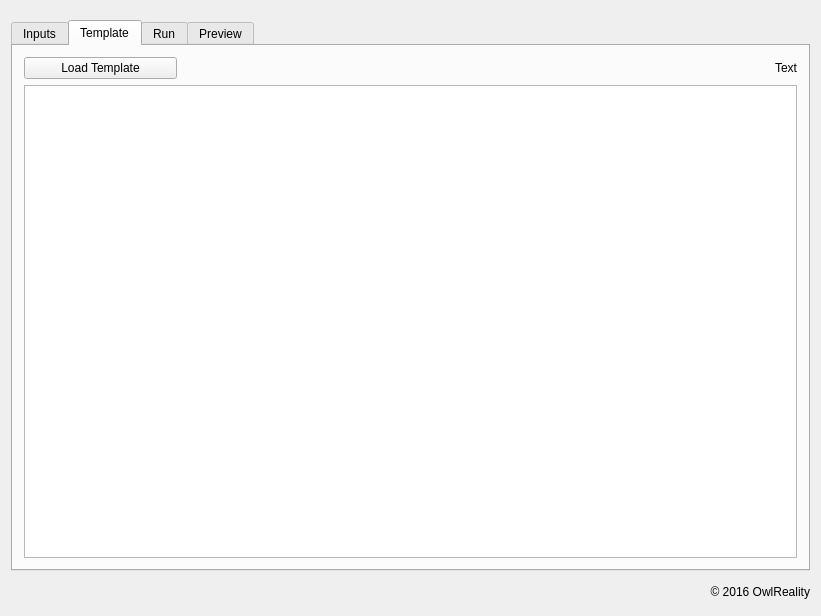
Above: apps/livestitching/mainwindow.ui from blahgeek/OpenCV-octVR before the change. Below: the same form after it.
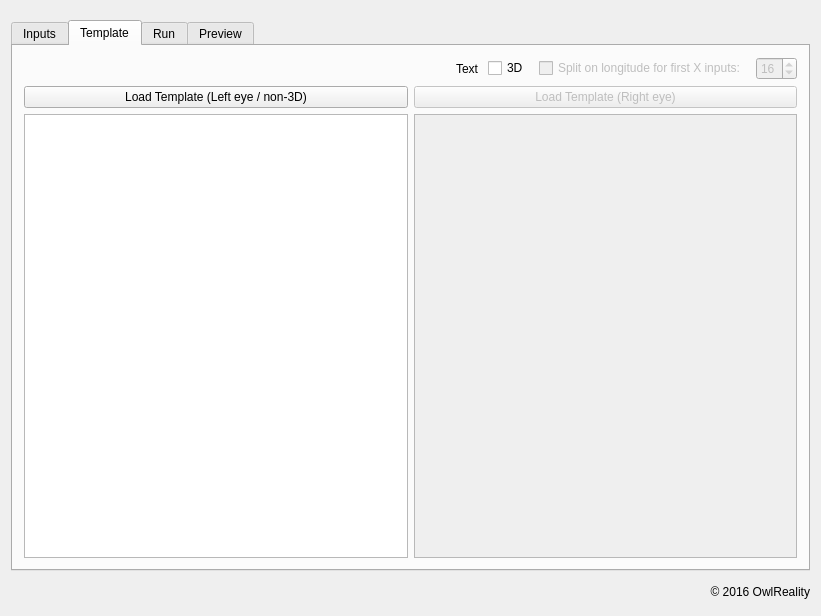
That is the form after the change. The open tabs and pages were chosen to show the change.

Commit message: 3d mode related UI

What changed in the file:
```diff
--- a/apps/livestitching/mainwindow.ui
+++ b/apps/livestitching/mainwindow.ui
@@ -36,7 +36,16 @@
        </sizepolicy>
       </property>
       <property name="currentIndex">
-       <number>0</number>
+       <number>1</number>
+      </property>
+      <property name="usesScrollButtons">
+       <bool>false</bool>
+      </property>
+      <property name="tabsClosable">
+       <bool>false</bool>
+      </property>
+      <property name="tabBarAutoHide">
+       <bool>false</bool>
       </property>
       <widget class="QWidget" name="tab">
        <attribute name="title">
@@ -156,7 +165,20 @@
         <string>Template</string>
        </attribute>
        <layout class="QGridLayout" name="gridLayout_3">
-        <item row="0" column="1">
+        <item row="0" column="0">
+         <layout class="QVBoxLayout" name="verticalLayout_4">
+          <property name="topMargin">
+           <number>0</number>
+          </property>
+          <item>
+           <layout class="QHBoxLayout" name="horizontalLayout_6">
+            <property name="spacing">
+             <number>10</number>
+            </property>
+            <property name="topMargin">
+             <number>0</number>
+            </property>
+            <item>
          <widget class="QLabel" name="template_info">
           <property name="sizePolicy">
            <sizepolicy hsizetype="Preferred" vsizetype="Preferred">
@@ -172,21 +194,102 @@
           </property>
          </widget>
         </item>
-        <item row="1" column="0" colspan="2">
-         <widget class="QTreeView" name="template_tree_view"/>
-        </item>
+            <item>
+             <widget class="QCheckBox" name="template_3d_check">
+              <property name="text">
+               <string>3D</string>
+              </property>
+             </widget>
+            </item>
+            <item>
+             <widget class="QCheckBox" name="template_lon_select_check">
+              <property name="enabled">
+               <bool>false</bool>
+              </property>
+              <property name="text">
+               <string>Split on longitude for first X inputs:</string>
+              </property>
+              <property name="checkable">
+               <bool>true</bool>
+              </property>
+              <property name="checked">
+               <bool>false</bool>
+              </property>
+             </widget>
+            </item>
+            <item>
+             <widget class="QSpinBox" name="template_lon_select_num">
+              <property name="enabled">
+               <bool>false</bool>
+              </property>
+              <property name="minimum">
+               <number>1</number>
+              </property>
+              <property name="value">
+               <number>16</number>
+              </property>
+             </widget>
+            </item>
+           </layout>
+          </item>
+          <item>
+           <layout class="QHBoxLayout" name="horizontalLayout_5">
+            <property name="topMargin">
+             <number>0</number>
+            </property>
+            <item>
+             <layout class="QGridLayout" name="gridLayout_4">
+              <property name="topMargin">
+               <number>0</number>
+              </property>
         <item row="0" column="0">
-         <widget class="QPushButton" name="template_load">
+               <widget class="QPushButton" name="template_load_left">
           <property name="sizePolicy">
            <sizepolicy hsizetype="Minimum" vsizetype="Fixed">
-            <horstretch>1</horstretch>
+                  <horstretch>0</horstretch>
             <verstretch>0</verstretch>
            </sizepolicy>
           </property>
           <property name="text">
-           <string>Load Template</string>
-          </property>
-         </widget>
+                 <string>Load Template (Left eye / non-3D)</string>
+                </property>
+               </widget>
+              </item>
+              <item row="1" column="0">
+               <widget class="QTreeView" name="template_tree_view_left"/>
+              </item>
+             </layout>
+            </item>
+            <item>
+             <layout class="QGridLayout" name="gridLayout_5">
+              <property name="topMargin">
+               <number>0</number>
+              </property>
+              <property name="rightMargin">
+               <number>0</number>
+              </property>
+              <item row="0" column="0">
+               <widget class="QPushButton" name="template_load_right">
+                <property name="enabled">
+                 <bool>false</bool>
+                </property>
+                <property name="text">
+                 <string>Load Template (Right eye)</string>
+                </property>
+               </widget>
+              </item>
+              <item row="1" column="0">
+               <widget class="QTreeView" name="template_tree_view_right">
+                <property name="enabled">
+                 <bool>false</bool>
+                </property>
+               </widget>
+              </item>
+             </layout>
+            </item>
+           </layout>
+          </item>
+         </layout>
         </item>
        </layout>
       </widget>
```
Lines whose indentation alone changed are shown as unchanged. The commit also changes 4 other files.
